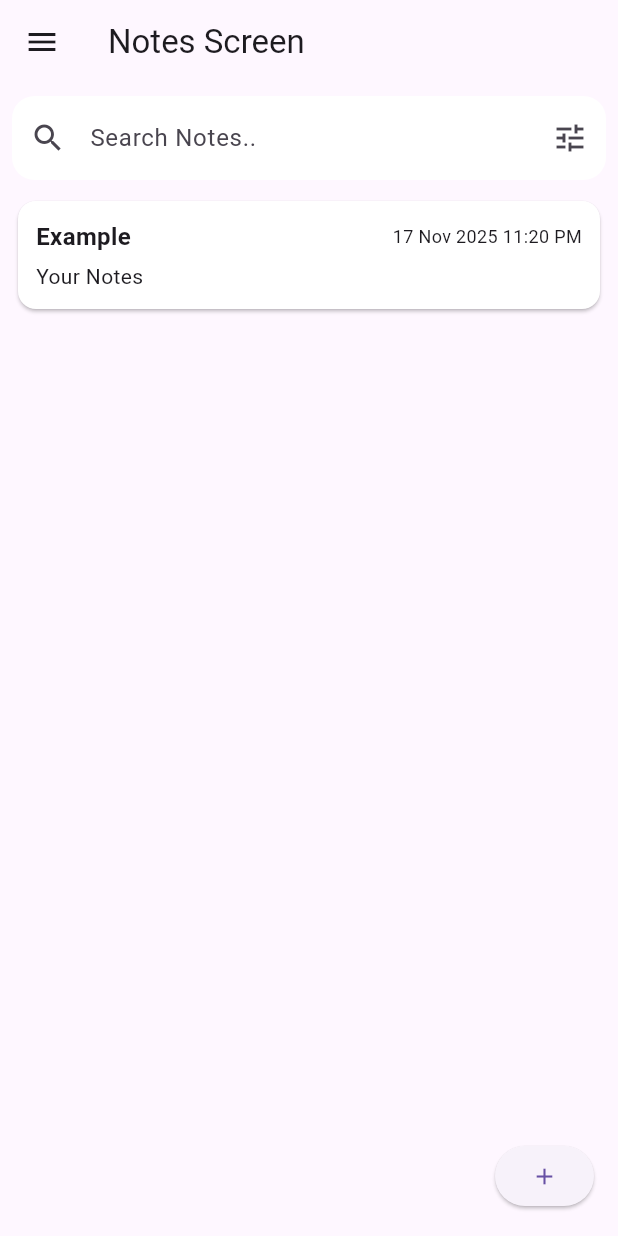
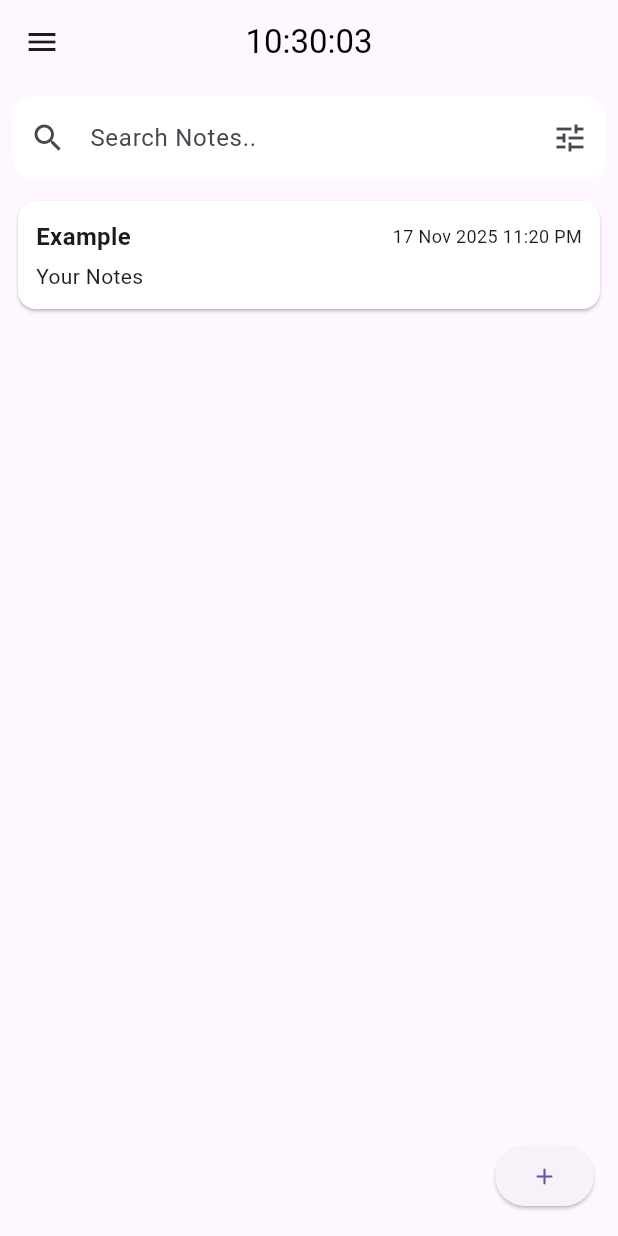
Before and after one commit to obaidul360/Modern-Shopping-UI, a Flutter app: the screen it shows after launch, on a phone screen of 412 x 824 dp. Run offline on Flutter 3.47's test engine with Material 3 defaults, Android fonts, the phone set to English and light mode, and no system bars; our stand-ins replace curved_navigation_bar; missing offline and left inert: note_app.

Commit message:
currentTime watch

```diff
--- a/lib/main.dart
+++ b/lib/main.dart
@@ -1,8 +1,5 @@
-import 'package:agrments/src/notes_app_files/bottom_nav_bar/bottom_nav_bar_page.dart';
-import 'package:agrments/src/profile/profile.dart';
 import 'package:agrments/src/splash_screen/splash.dart';
-import 'package:agrments/src/test_code/testfile.dart';
-import 'package:agrments/src/test_code/trst.dart';
+
 import 'package:flutter/material.dart';
 
 void main() {
@@ -17,7 +14,8 @@ class MyApp extends StatelessWidget {
     return SafeArea(
       child: MaterialApp(
         debugShowCheckedModeBanner: false,
-        home:SplashScreen(),//CustomBottomNavDemo() //CheckOutPage()//SplashScreen(),
+        home:
+            SplashScreen(),
       ),
     );
   }
--- a/lib/src/notes_app_files/screen/notes_screen.dart
+++ b/lib/src/notes_app_files/screen/notes_screen.dart
@@ -1,3 +1,5 @@
+import 'dart:async';
+
 import 'package:flutter/material.dart';
 
 import '../db_notes/db.dart';
@@ -15,18 +17,32 @@ class MyNotesScreen extends StatefulWidget {
 }
 
 class _MyNotesScreenState extends State<MyNotesScreen> {
+  String currentTime = "00:00:00";
+
+  @override
+  void initState() {
+    super.initState();
+    Timer.periodic(Duration(seconds: 1), (timer) {
+      final now = DateTime.now();
+      setState(() {
+        currentTime =
+            "${now.hour.toString().padLeft(2, '0')}:${now.minute.toString().padLeft(2, '0')}:${now.second.toString().padLeft(2, '0')}";
+      });
+    });
+  }
+
   @override
   Widget build(BuildContext context) {
     return Scaffold(
-      appBar: AppBar(title: Text("Notes Screen")),
+      appBar: AppBar(
+        centerTitle: true,
+        title: Text(currentTime, style: TextStyle(color: Colors.black)),
+      ),
       drawer: DrawerScreen(),
       body: Padding(
         padding: const EdgeInsets.all(8.0),
         child: Column(
-          children: [
-            SearchFieldScreen(),
-            SizedBox(height: 10),
-            noteBuilder()],
+          children: [SearchFieldScreen(), SizedBox(height: 10), noteBuilder()],
         ),
       ),
       floatingActionButton: ElevatedButton(
@@ -40,7 +56,6 @@ class _MyNotesScreenState extends State<MyNotesScreen> {
         },
         child: Icon(Icons.add),
       ),
-
     );
   }
 
```
Also changed, not shown: lib/src/notes_app_files/widgets/time.dart (added, +82 -0 lines).
